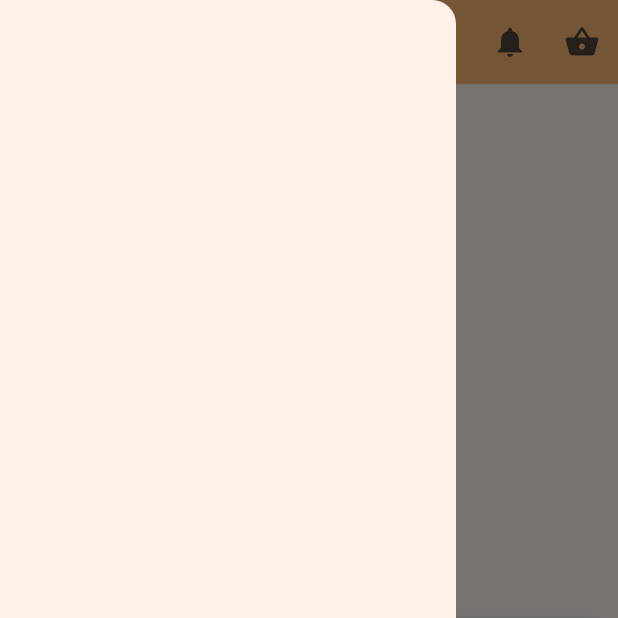
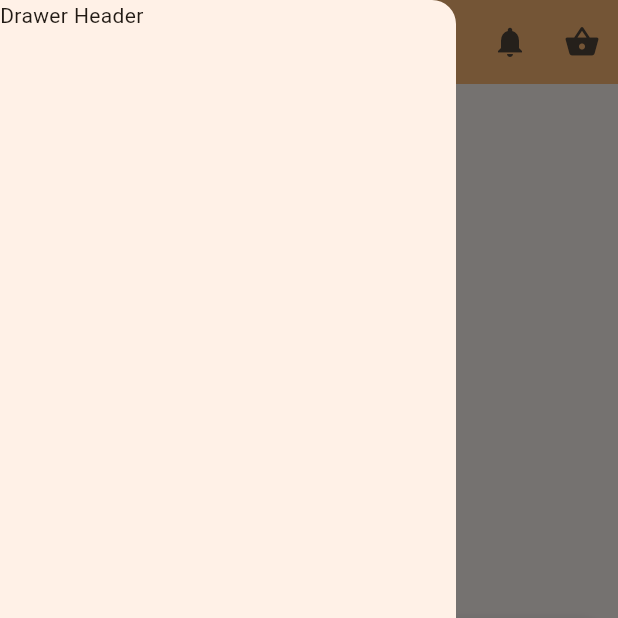
Before and after one commit to Mantosh123/Flutter_SampleProjects, a Flutter app: the screen it shows after launch, with the side drawer open, on a phone screen of 412 x 824 dp, the top half of it. Run offline on Flutter 3.47's test engine with Material 3 defaults, Android fonts, the phone set to English and light mode, and no system bars.

Commit message:
Add Child value

```diff
--- a/my_medical/lib/main.dart
+++ b/my_medical/lib/main.dart
@@ -113,7 +113,9 @@ class _MyHomePageState extends State<HomeScreen> {
           },
         ),
       ),
-      drawer: Drawer(),
+      drawer: Drawer(
+        child: Text('Drawer Header'),
+      ),
       // This trailing comma makes auto-formatting nicer for build methods.
     );
   }
```
